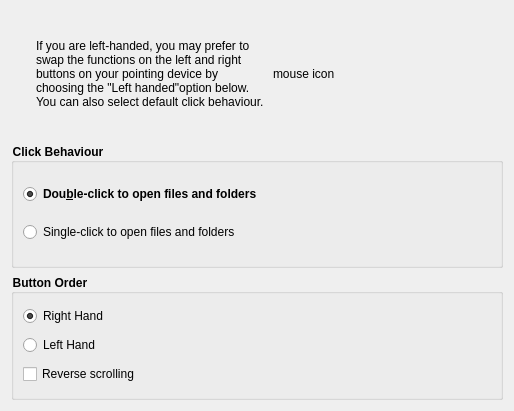
pars-linux/uludag, file kde/kaptan/src/gui/mouseWidget.ui: the form before one commit.
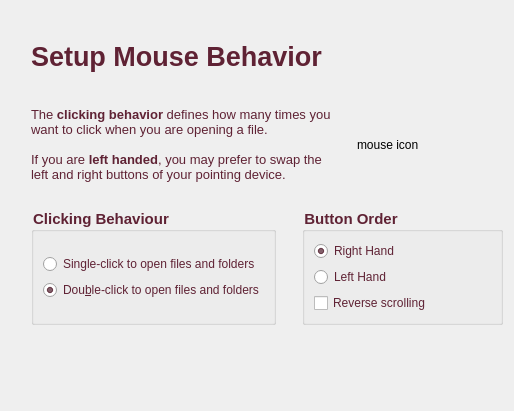
The form after the commit.

Commit message: mouse screen is ready

What changed in the file:
```diff
--- a/kde/kaptan/src/gui/mouseWidget.ui
+++ b/kde/kaptan/src/gui/mouseWidget.ui
@@ -17,39 +17,116 @@
    <string notr="true"/>
   </property>
   <layout class="QGridLayout" name="gridLayout_3">
-   <item row="0" column="0">
+   <item row="0" column="1">
     <layout class="QVBoxLayout" name="verticalLayout">
+     <item>
+      <layout class="QVBoxLayout" name="verticalLayout_4">
+       <item>
+        <spacer name="verticalSpacer_3">
+         <property name="orientation">
+          <enum>Qt::Vertical</enum>
+         </property>
+         <property name="sizeType">
+          <enum>QSizePolicy::Expanding</enum>
+         </property>
+         <property name="sizeHint" stdset="0">
+          <size>
+           <width>20</width>
+           <height>20</height>
+          </size>
+         </property>
+        </spacer>
+       </item>
+       <item>
+        <widget class="QLabel" name="label">
+         <property name="sizePolicy">
+          <sizepolicy hsizetype="Fixed" vsizetype="Fixed">
+           <horstretch>0</horstretch>
+           <verstretch>0</verstretch>
+          </sizepolicy>
+         </property>
+         <property name="minimumSize">
+          <size>
+           <width>0</width>
+           <height>50</height>
+          </size>
+         </property>
+         <property name="font">
+          <font>
+           <pointsize>20</pointsize>
+           <weight>75</weight>
+           <bold>true</bold>
+          </font>
+         </property>
+         <property name="styleSheet">
+          <string>color: rgb(95, 34, 52);</string>
+         </property>
+         <property name="text">
+          <string>Setup Mouse Behavior</string>
+         </property>
+        </widget>
+       </item>
+      </layout>
+     </item>
+     <item>
+      <spacer name="verticalSpacer">
+       <property name="orientation">
+        <enum>Qt::Vertical</enum>
+       </property>
+       <property name="sizeType">
+        <enum>QSizePolicy::Fixed</enum>
+       </property>
+       <property name="sizeHint" stdset="0">
+        <size>
+         <width>20</width>
+         <height>20</height>
+        </size>
+       </property>
+      </spacer>
+     </item>
      <item>
       <layout class="QHBoxLayout" name="horizontalLayout">
-       <item>
-        <spacer name="horizontalSpacer">
-         <property name="orientation">
-          <enum>Qt::Horizontal</enum>
-         </property>
-         <property name="sizeType">
-          <enum>QSizePolicy::Fixed</enum>
-         </property>
-         <property name="sizeHint" stdset="0">
-          <size>
-           <width>25</width>
-           <height>20</height>
-          </size>
-         </property>
-        </spacer>
-       </item>
        <item>
         <widget class="QLabel" name="labelMouseDesc">
+         <property name="minimumSize">
+          <size>
+           <width>300</width>
+           <height>0</height>
+          </size>
+         </property>
          <property name="styleSheet">
           <string notr="true">color:black</string>
          </property>
          <property name="text">
-          <string>&lt;p align=&quot;left&quot;&gt;If you are left-handed, you may prefer to swap the functions on the left and right buttons on your pointing device by choosing the &quot;Left handed&quot;option below. You can also select default click behaviour.&lt;/p&gt;</string>
+          <string>&lt;!DOCTYPE HTML PUBLIC &quot;-//W3C//DTD HTML 4.0//EN&quot; &quot;http://www.w3.org/TR/REC-html40/strict.dtd&quot;&gt;
+&lt;html&gt;&lt;head&gt;&lt;meta name=&quot;qrichtext&quot; content=&quot;1&quot; /&gt;&lt;style type=&quot;text/css&quot;&gt;
+p, li { white-space: pre-wrap; }
+&lt;/style&gt;&lt;/head&gt;&lt;body style=&quot; font-family:'Sans Serif'; font-size:8pt; font-weight:400; font-style:normal;&quot;&gt;
+&lt;p style=&quot; margin-top:0px; margin-bottom:0px; margin-left:0px; margin-right:0px; -qt-block-indent:0; text-indent:0px;&quot;&gt;&lt;span style=&quot; font-size:10pt; color:#5f2234;&quot;&gt;The &lt;/span&gt;&lt;span style=&quot; font-size:10pt; font-weight:600; color:#5f2234;&quot;&gt;clicking behavior&lt;/span&gt;&lt;span style=&quot; font-size:10pt; color:#5f2234;&quot;&gt; defines how many times you want to click when you are opening a file.&lt;/span&gt;&lt;/p&gt;
+&lt;p style=&quot;-qt-paragraph-type:empty; margin-top:0px; margin-bottom:0px; margin-left:0px; margin-right:0px; -qt-block-indent:0; text-indent:0px; font-size:10pt; color:#5f2234;&quot;&gt;&lt;/p&gt;
+&lt;p style=&quot; margin-top:0px; margin-bottom:0px; margin-left:0px; margin-right:0px; -qt-block-indent:0; text-indent:0px;&quot;&gt;&lt;span style=&quot; font-size:10pt; color:#5f2234;&quot;&gt;If you are &lt;/span&gt;&lt;span style=&quot; font-size:10pt; font-weight:600; color:#5f2234;&quot;&gt;left handed&lt;/span&gt;&lt;span style=&quot; font-size:10pt; color:#5f2234;&quot;&gt;, you may prefer to swap the left and right buttons of your pointing device.&lt;/span&gt;&lt;/p&gt;&lt;/body&gt;&lt;/html&gt;</string>
          </property>
          <property name="wordWrap">
           <bool>true</bool>
          </property>
         </widget>
        </item>
+       <item>
+        <spacer name="horizontalSpacer_3">
+         <property name="orientation">
+          <enum>Qt::Horizontal</enum>
+         </property>
+         <property name="sizeType">
+          <enum>QSizePolicy::Fixed</enum>
+         </property>
+         <property name="sizeHint" stdset="0">
+          <size>
+           <width>20</width>
+           <height>20</height>
+          </size>
+         </property>
+        </spacer>
+       </item>
        <item>
         <widget class="QLabel" name="pixMouseIcon">
          <property name="text">
@@ -60,9 +137,30 @@
       </layout>
      </item>
      <item>
+      <spacer name="verticalSpacer_4">
+       <property name="orientation">
+        <enum>Qt::Vertical</enum>
+       </property>
+       <property name="sizeType">
+        <enum>QSizePolicy::Fixed</enum>
+       </property>
+       <property name="sizeHint" stdset="0">
+        <size>
+         <width>20</width>
+         <height>20</height>
+        </size>
+       </property>
+      </spacer>
+     </item>
+     <item>
+      <layout class="QHBoxLayout" name="horizontalLayout_2">
+       <item>
+        <layout class="QVBoxLayout" name="verticalLayout_2">
+         <item>
       <widget class="QGroupBox" name="groupBoxClickBehaviour">
        <property name="font">
         <font>
+             <pointsize>11</pointsize>
          <weight>75</weight>
          <bold>true</bold>
         </font>
@@ -71,10 +169,10 @@
         <bool>false</bool>
        </property>
        <property name="styleSheet">
-        <string notr="true">color:black</string>
+            <string notr="true">color:#5f2234</string>
        </property>
        <property name="title">
-        <string>Click Behaviour</string>
+            <string>Clicking Behaviour</string>
        </property>
        <property name="flat">
         <bool>false</bool>
@@ -83,7 +181,9 @@
         <bool>false</bool>
        </property>
        <layout class="QGridLayout" name="gridLayout">
-        <item row="1" column="0">
+            <item row="0" column="0">
+             <layout class="QVBoxLayout" name="verticalLayout_6">
+              <item>
          <widget class="QRadioButton" name="singleClick">
           <property name="enabled">
            <bool>true</bool>
@@ -99,13 +199,13 @@
           </property>
          </widget>
         </item>
-        <item row="0" column="0">
+              <item>
          <widget class="QRadioButton" name="DoubleClick">
           <property name="font">
            <font>
-            <weight>75</weight>
+                  <weight>50</weight>
             <italic>false</italic>
-            <bold>true</bold>
+                  <bold>false</bold>
             <underline>false</underline>
             <strikeout>false</strikeout>
             <kerning>true</kerning>
@@ -120,18 +220,41 @@
          </widget>
         </item>
        </layout>
-      </widget>
-     </item>
+            </item>
+           </layout>
+          </widget>
+         </item>
+        </layout>
+       </item>
+       <item>
+        <spacer name="horizontalSpacer">
+         <property name="orientation">
+          <enum>Qt::Horizontal</enum>
+         </property>
+         <property name="sizeType">
+          <enum>QSizePolicy::Fixed</enum>
+         </property>
+         <property name="sizeHint" stdset="0">
+          <size>
+           <width>20</width>
+           <height>20</height>
+          </size>
+         </property>
+        </spacer>
+       </item>
+       <item>
+        <layout class="QVBoxLayout" name="verticalLayout_3">
      <item>
       <widget class="QGroupBox" name="groupBoxButtonOrder">
        <property name="font">
         <font>
+             <pointsize>11</pointsize>
          <weight>75</weight>
          <bold>true</bold>
         </font>
        </property>
        <property name="styleSheet">
-        <string notr="true">color:black</string>
+            <string notr="true">color:#5f2234</string>
        </property>
        <property name="title">
         <string>Button Order</string>
@@ -157,7 +280,7 @@
         <item row="2" column="0">
          <widget class="QCheckBox" name="checkReverse">
           <property name="styleSheet">
-           <string notr="true">color:black</string>
+               <string notr="true">color:#5f2234</string>
           </property>
           <property name="text">
            <string>Reverse scrolling</string>
@@ -168,6 +291,39 @@
       </widget>
      </item>
     </layout>
+       </item>
+      </layout>
+     </item>
+    </layout>
+   </item>
+   <item row="1" column="1">
+    <spacer name="verticalSpacer_2">
+     <property name="orientation">
+      <enum>Qt::Vertical</enum>
+     </property>
+     <property name="sizeHint" stdset="0">
+      <size>
+       <width>20</width>
+       <height>40</height>
+      </size>
+     </property>
+    </spacer>
+   </item>
+   <item row="0" column="0">
+    <spacer name="horizontalSpacer_2">
+     <property name="orientation">
+      <enum>Qt::Horizontal</enum>
+     </property>
+     <property name="sizeType">
+      <enum>QSizePolicy::Fixed</enum>
+     </property>
+     <property name="sizeHint" stdset="0">
+      <size>
+       <width>20</width>
+       <height>20</height>
+      </size>
+     </property>
+    </spacer>
    </item>
   </layout>
  </widget>
```
Left out of the diff: 14 changed lines with no effect on the pictures. Lines whose indentation alone changed are shown as unchanged. The commit also changes 1 other file.
